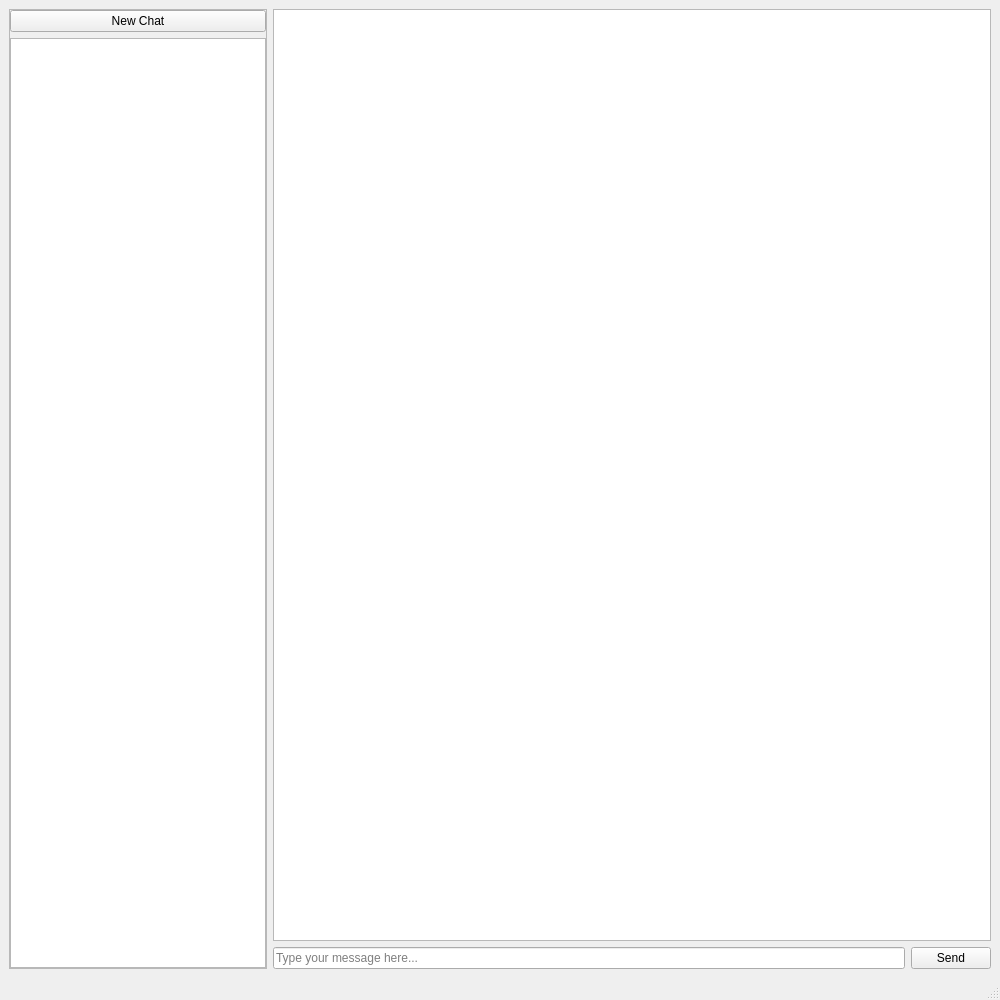
First picture: the form in ui/MainWindow.ui, repository DavidWagnerKU/GPT-Assistant, before the edit.
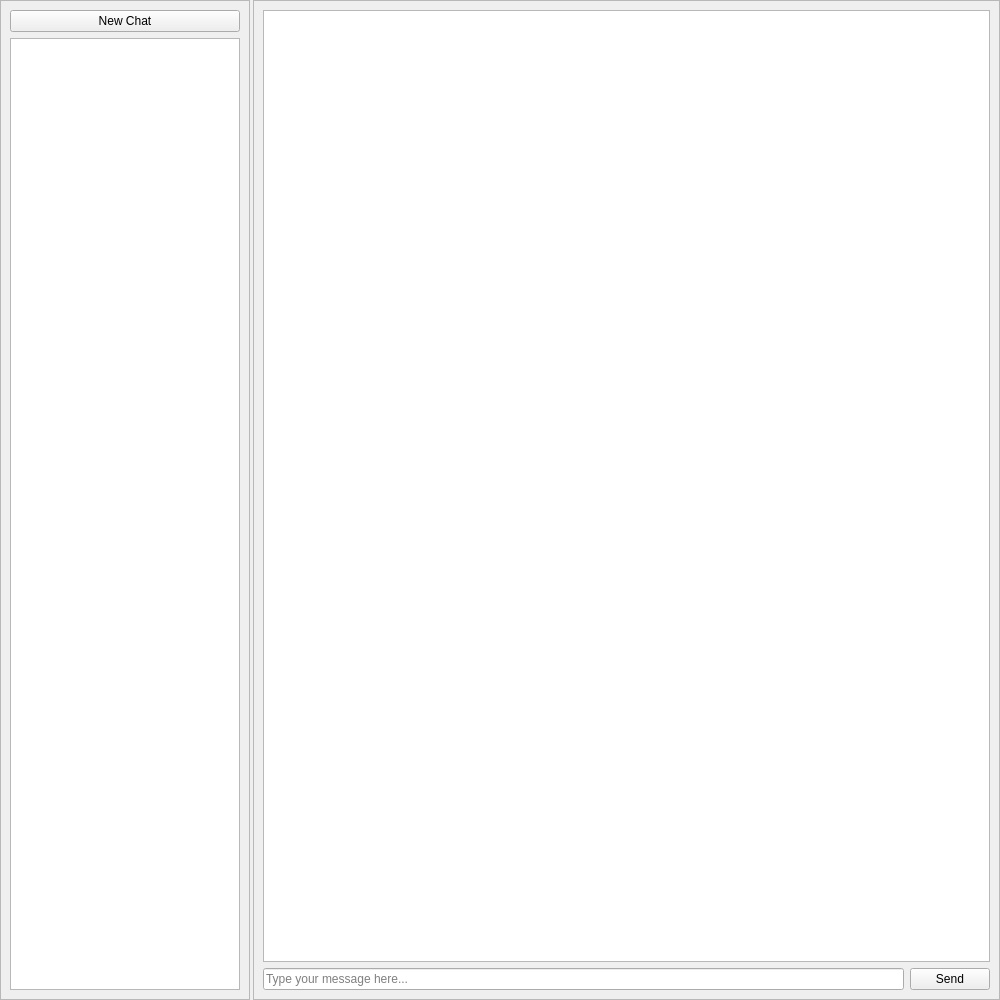
Second picture: the form after the edit.

Commit message: Added style sheet and make left sidebar background dark grey.

What changed in the file:
```diff
--- a/ui/MainWindow.ui
+++ b/ui/MainWindow.ui
@@ -14,34 +14,36 @@
    <string>GPT Assistant</string>
   </property>
   <widget class="QWidget" name="centralwidget">
-   <layout class="QGridLayout" name="gridLayout">
-    <item row="2" column="2">
-     <layout class="QHBoxLayout" name="messageLayout">
-      <item>
-       <widget class="QLineEdit" name="messageTextBox">
-        <property name="placeholderText">
-         <string>Type your message here...</string>
-        </property>
-       </widget>
-      </item>
-      <item>
-       <widget class="QPushButton" name="sendButton">
-        <property name="text">
-         <string>Send</string>
-        </property>
-       </widget>
-      </item>
-     </layout>
-    </item>
-    <item row="1" column="2">
-     <widget class="QTextEdit" name="chatArea">
-      <property name="readOnly">
-       <bool>true</bool>
+   <layout class="QHBoxLayout" name="horizontalLayout">
+    <property name="spacing">
+     <number>3</number>
+    </property>
+    <property name="leftMargin">
+     <number>0</number>
+    </property>
+    <property name="topMargin">
+     <number>0</number>
+    </property>
+    <property name="rightMargin">
+     <number>0</number>
+    </property>
+    <property name="bottomMargin">
+     <number>0</number>
+    </property>
+    <item>
+     <widget class="QFrame" name="sidebar">
+      <property name="sizePolicy">
+       <sizepolicy hsizetype="Preferred" vsizetype="Expanding">
+        <horstretch>0</horstretch>
+        <verstretch>0</verstretch>
+       </sizepolicy>
       </property>
-     </widget>
-    </item>
-    <item row="1" column="0" rowspan="2">
-     <widget class="QFrame" name="frame">
+      <property name="maximumSize">
+       <size>
+        <width>250</width>
+        <height>16777215</height>
+       </size>
+      </property>
       <property name="frameShape">
        <enum>QFrame::StyledPanel</enum>
       </property>
@@ -50,16 +52,16 @@
       </property>
       <layout class="QVBoxLayout" name="verticalLayout_3">
        <property name="leftMargin">
-        <number>0</number>
+        <number>9</number>
        </property>
        <property name="topMargin">
-        <number>0</number>
+        <number>9</number>
        </property>
        <property name="rightMargin">
-        <number>0</number>
+        <number>9</number>
        </property>
        <property name="bottomMargin">
-        <number>0</number>
+        <number>9</number>
        </property>
        <item>
         <widget class="QPushButton" name="newChatButton">
@@ -69,21 +71,50 @@
         </widget>
        </item>
        <item>
-        <widget class="QListWidget" name="sidebar">
-         <property name="sizePolicy">
-          <sizepolicy hsizetype="Preferred" vsizetype="Expanding">
-           <horstretch>0</horstretch>
-           <verstretch>0</verstretch>
-          </sizepolicy>
+        <widget class="QListWidget" name="chatThreadsList"/>
+       </item>
+      </layout>
+     </widget>
+    </item>
+    <item>
+     <widget class="QFrame" name="mainFrame">
+      <property name="frameShape">
+       <enum>QFrame::StyledPanel</enum>
+      </property>
+      <property name="frameShadow">
+       <enum>QFrame::Raised</enum>
+      </property>
+      <layout class="QGridLayout" name="gridLayout_2">
+       <item row="0" column="0" colspan="2">
+        <widget class="QTextEdit" name="chatArea">
+         <property name="readOnly">
+          <bool>true</bool>
          </property>
         </widget>
        </item>
+       <item row="1" column="0" colspan="2">
+        <layout class="QHBoxLayout" name="messageLayout">
+         <item>
+          <widget class="QLineEdit" name="messageTextBox">
+           <property name="placeholderText">
+            <string>Type your message here...</string>
+           </property>
+          </widget>
+         </item>
+         <item>
+          <widget class="QPushButton" name="sendButton">
+           <property name="text">
+            <string>Send</string>
+           </property>
+          </widget>
+         </item>
+        </layout>
+       </item>
       </layout>
      </widget>
     </item>
    </layout>
   </widget>
-  <widget class="QStatusBar" name="statusbar"/>
  </widget>
  <resources/>
  <connections>
```
Left out of the diff: 4 changed lines with no effect on the pictures. The commit also changes 3 other files.
